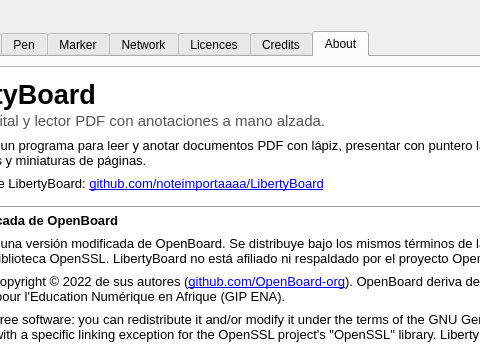
This is resources/forms/preferences.ui in inversorchileno/LibertyBoard as Qt 5 draws it before an edit; both pictures show x 121 to 601 and y 0 to 345 of the 1074 by 566 pixel window. The edited form follows.
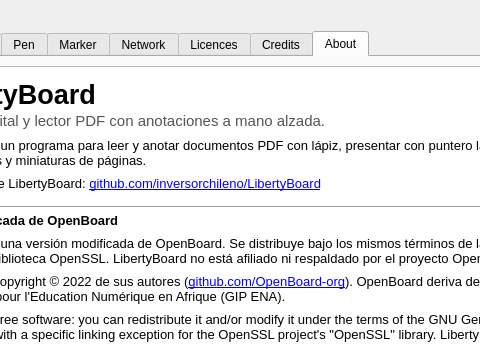
This is the edited form. Icons and pictures are not drawn. Custom widgets are drawn as their Qt base class.

The edit to the form file:
```diff
--- a/resources/forms/preferences.ui
+++ b/resources/forms/preferences.ui
@@ -3223,7 +3223,7 @@
 &lt;p style=&quot;font-size:11pt; color:#555555;&quot;&gt;Pizarra digital y lector PDF con anotaciones a mano alzada.&lt;/p&gt;&lt;/td&gt;
 &lt;/tr&gt;&lt;/table&gt;
 &lt;p&gt;LibertyBoard es un programa para leer y anotar documentos PDF con lápiz, presentar con puntero láser y dibujar sobre el escritorio. Incluye paneles de herramientas, formas, resaltador, notas y miniaturas de páginas.&lt;/p&gt;
-&lt;p&gt;Código fuente de LibertyBoard: &lt;a href=&quot;https://github.com/noteimportaaaa/LibertyBoard&quot;&gt;github.com/noteimportaaaa/LibertyBoard&lt;/a&gt;&lt;/p&gt;
+&lt;p&gt;Código fuente de LibertyBoard: &lt;a href=&quot;https://github.com/inversorchileno/LibertyBoard&quot;&gt;github.com/inversorchileno/LibertyBoard&lt;/a&gt;&lt;/p&gt;
 &lt;hr /&gt;
 &lt;p&gt;&lt;b&gt;Versión modificada de OpenBoard&lt;/b&gt;&lt;/p&gt;
 &lt;p&gt;LibertyBoard es una versión modificada de OpenBoard. Se distribuye bajo los mismos términos de la Licencia Pública General de GNU, versión 3 (GPLv3), con la excepción de enlace para la biblioteca OpenSSL. LibertyBoard no está afiliado ni respaldado por el proyecto OpenBoard ni por sus autores.&lt;/p&gt;
```
